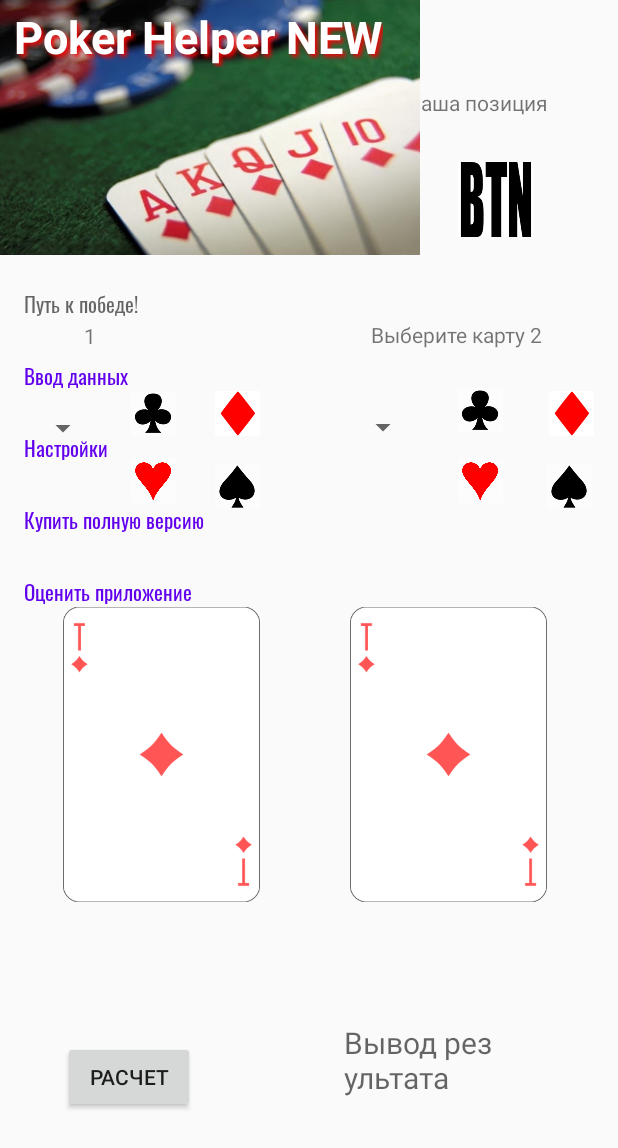
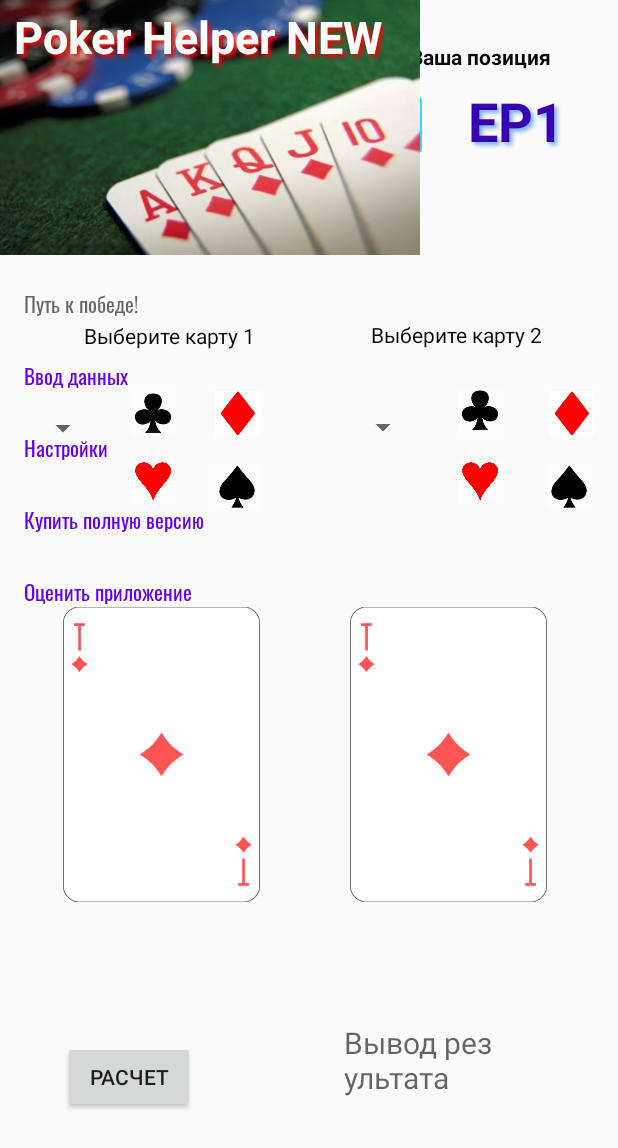
Before and after one commit to vovan55/poker_helper, an Android app: the screen it shows after launch (MainActivity), on a phone screen of 412 x 824 dp. Shown: the top 1148 px of the screen. Run offline under Robolectric (Android 15) with nearby library versions, the phone set to English and light mode, and no system bars; plain views replace FlowingDrawer, FlowingMenuLayout.

Commit message:
Как ты считаешь? какой спинер лучше выбрать?

```diff
--- a/app/src/main/java/com/pokerhelper/thebest/MainActivity.java
+++ b/app/src/main/java/com/pokerhelper/thebest/MainActivity.java
@@ -15,33 +15,33 @@ import android.widget.TextView;
 import android.widget.Toast;
 
 public class MainActivity extends AppCompatActivity implements NavItemSelectedListener{
-    TextView textCard1, textCard2;
+    TextView textCard1, textCard2, tvEnterBB, tvEnterPos;
     String[] card1 = {"2", "3", "4", "5", "6", "7", "8", "9", "T", "J", "Q", "K", "A"};
     String[] card2 = {"2", "3", "4", "5", "6", "7", "8", "9", "T", "J", "Q", "K", "A"};
     String[] big_blinds = {"1", "2", "3", "4", "5", "6", "7", "8", "9", "10", "11", "12", "13", "14", "15", "16", "17", "18", "19", "20"};
     String[] position = {"EP1", "EP2", "EP3", "MP1", "MP2", "HJ", "CO", "BTN", "SB"};
-    Spinner spBB, spPosition, spCard1, spCard2;
+    Spinner spBB, spPos, spCard1, spCard2;
+    ImageView tvCard1, tvCard2, iBtnClubs;
 
     @Override
     protected void onCreate(Bundle savedInstanceState) {
         super.onCreate(savedInstanceState);
         setContentView(R.layout.activity_main);
-        Spinner spBB = (Spinner) findViewById(R.id.spBB);
-        final TextView textCard1 = findViewById(R.id.textCard1);
-        final ImageView tvBB = findViewById(R.id.tvBB);
+
         init();
         setupMenu();
-        ArrayAdapter<String> adapter = new ArrayAdapter<String>(this, android.R.layout.simple_spinner_item, big_blinds);
-        adapter.setDropDownViewResource(android.R.layout.simple_spinner_dropdown_item);
-        spBB.setAdapter(adapter);
 
-        AdapterView.OnItemSelectedListener itemSelectedListener = new AdapterView.OnItemSelectedListener() {
+        ArrayAdapter<String> adapter_bb = new ArrayAdapter<String>(this, android.R.layout.simple_spinner_item, big_blinds);
+        adapter_bb.setDropDownViewResource(android.R.layout.simple_spinner_dropdown_item);
+        spBB.setAdapter(adapter_bb);
+
+        AdapterView.OnItemSelectedListener itemSelectedListener_bb = new AdapterView.OnItemSelectedListener() {
             @Override
             public void onItemSelected(AdapterView<?> parent, View view, int position, long id) {
 
                 // Получаем выбранный объект
                 String item = (String) parent.getItemAtPosition(position);
-                textCard1.setText(item);
+                //tvEnterBB.setText(item);
             }
 
             @Override
@@ -49,39 +49,58 @@ public class MainActivity extends AppCompatActivity implements NavItemSelectedLi
 
             }
         };
-        spBB.setOnItemSelectedListener(itemSelectedListener);
+        spBB.setOnItemSelectedListener(itemSelectedListener_bb);
+
+        ArrayAdapter<String> adapter_pos = new ArrayAdapter<String>(this, android.R.layout.simple_spinner_item, position);
+        adapter_pos.setDropDownViewResource(android.R.layout.simple_spinner_dropdown_item);
+        spPos.setAdapter(adapter_pos);
+
+        AdapterView.OnItemSelectedListener itemSelectedListener_pos = new AdapterView.OnItemSelectedListener() {
+            @Override
+            public void onItemSelected(AdapterView<?> parent, View view, int position, long id) {
+
+                // Получаем выбранный объект
+                String item = (String) parent.getItemAtPosition(position);
+                tvEnterPos.setText(item);
+            }
+
+            @Override
+            public void onNothingSelected(AdapterView<?> parent) {
+
+            }
+        };
+        spPos.setOnItemSelectedListener(itemSelectedListener_pos);
     }
 
-
     private void init()
-    {
-        TextView textCard1 = findViewById(R.id.textCard1);
-        TextView textCard2 = findViewById(R.id.textCard2);
+    {   spBB = (Spinner) findViewById(R.id.spBB);
+        spPos = (Spinner) findViewById(R.id.spPos);
+        //tvEnterBB = findViewById(R.id.tvEnterBB);
+        tvEnterPos = findViewById(R.id.tvEnterPos);
+        textCard1 = findViewById(R.id.textCard1);
+        textCard2 = findViewById(R.id.textCard2);
         ImageButton iBtnHearts = findViewById(R.id.iBtnHearts);
         ImageButton iBtnDiamonds = findViewById(R.id.iBtnDiamonds);
-        ImageButton iBtnClubs = findViewById(R.id.iBtnClubs);
+        iBtnClubs = findViewById(R.id.iBtnClubs);
         ImageButton iBtnSpades = findViewById(R.id.iBtnSpades);
         ImageButton iBtnHearts2 = findViewById(R.id.iBtnHearts2);
         ImageButton iBtnDiamonds2 = findViewById(R.id.iBtnDiamonds2);
         ImageButton iBtnClubs2 = findViewById(R.id.iBtnClubs2);
         ImageButton iBtnSpades2 = findViewById(R.id.iBtnSpades2);
-        ImageView tvBB = findViewById(R.id.tvBB);
-        ImageView tvPos = findViewById(R.id.tvPos);
         ImageView tvCard1 = findViewById(R.id.tvCard1);
         ImageView tvCard2 = findViewById(R.id.tvCard2);
         Button btnCalc = findViewById(R.id.btnCalc);
         TextView tvResult = findViewById(R.id.tvResult);
-        Spinner spBB = (Spinner) findViewById(R.id.spBB);
-        Spinner spPosition = findViewById(R.id.spPosition);
-        Spinner spCard1 = findViewById(R.id.spCard1);
-        Spinner spCard2 = findViewById(R.id.spCard2);
+        spBB = (Spinner) findViewById(R.id.spBB);
+        spPos = findViewById(R.id.spPos);
+        spCard1 = findViewById(R.id.spCard1);
+        spCard2 = findViewById(R.id.spCard2);
     }
 
 
     public void onClickClubs(View view)
     {
         Toast.makeText(this, "Зачем ты это нажал трефи?", Toast.LENGTH_SHORT).show();
-
     }
     public void onClickHearts(View view)
     {
--- /dev/null
+++ b/app/src/main/res/drawable-v24/ic_arrow_drop_down_24.xml
@@ -0,0 +1,10 @@
+<vector xmlns:android="http://schemas.android.com/apk/res/android"
+    android:width="24dp"
+    android:height="24dp"
+    android:viewportWidth="24"
+    android:viewportHeight="24"
+    android:tint="?attr/colorControlNormal">
+  <path
+      android:fillColor="@android:color/white"
+      android:pathData="M7,10l5,5 5,-5z"/>
+</vector>
--- /dev/null
+++ b/app/src/main/res/drawable-v24/spinner_background.xml
@@ -0,0 +1,28 @@
+<?xml version="1.0" encoding="utf-8"?>
+<selector xmlns:android="http://schemas.android.com/apk/res/android">
+    <item><layer-list>
+        <item>
+            <shape>
+                <solid
+                    android:color="@color/colorWhite">
+                </solid>
+
+                <corners android:radius="2dp" />
+
+                <padding
+                    android:bottom="10dp"
+                    android:left="10dp"
+                    android:right="10dp"
+                    android:top="10dp" />
+                <stroke
+                    android:width="2dp"
+                    android:color="@color/blue_shadow"/>
+            </shape>
+        </item>
+        <item
+            android:drawable="@drawable/ic_arrow_drop_down_24"
+            android:gravity="right">
+
+        </item>
+    </layer-list></item>
+</selector>
--- a/app/src/main/res/layout/main_content.xml
+++ b/app/src/main/res/layout/main_content.xml
@@ -85,56 +85,39 @@
         android:id="@+id/spCard2"
         android:layout_width="50dp"
         android:layout_height="50dp"
+        android:entries="@array/card_2"
         android:spinnerMode="dropdown"
         app:layout_constraintBottom_toBottomOf="parent"
         app:layout_constraintEnd_toEndOf="parent"
         app:layout_constraintHorizontal_bias="0.634"
         app:layout_constraintStart_toStartOf="parent"
         app:layout_constraintTop_toTopOf="parent"
-        app:layout_constraintVertical_bias="0.336"
-        android:entries="@array/card_2"/>
+        app:layout_constraintVertical_bias="0.336" />
 
     <Spinner
         android:id="@+id/spCard1"
         android:layout_width="50dp"
         android:layout_height="50dp"
+        android:entries="@array/card_1"
         android:spinnerMode="dropdown"
         app:layout_constraintBottom_toBottomOf="parent"
         app:layout_constraintEnd_toEndOf="parent"
         app:layout_constraintHorizontal_bias="0.044"
         app:layout_constraintStart_toStartOf="parent"
         app:layout_constraintTop_toTopOf="parent"
-        app:layout_constraintVertical_bias="0.337"
-        android:entries="@array/card_1"/>
+        app:layout_constraintVertical_bias="0.337" />
 
     <Spinner
         android:id="@+id/spBB"
-        android:layout_width="50dp"
-        android:layout_height="50dp"
-        android:layout_marginStart="16dp"
-        android:layout_marginTop="16dp"
+        android:layout_width="75dp"
+        android:layout_height="45dp"
+        android:layout_marginStart="72dp"
+        android:layout_marginTop="56dp"
+        android:background="@drawable/spinner_background"
         android:entries="@array/big_blinds"
         android:spinnerMode="dropdown"
-        app:layout_constraintBottom_toBottomOf="parent"
-        app:layout_constraintEnd_toEndOf="parent"
-        app:layout_constraintHorizontal_bias="0.0"
         app:layout_constraintStart_toStartOf="parent"
-        app:layout_constraintTop_toBottomOf="@+id/tvEnterBB"
-        app:layout_constraintVertical_bias="0.001" />
-
-    <Spinner
-        android:id="@+id/spPosition"
-        android:layout_width="50dp"
-        android:layout_height="50dp"
-        android:layout_marginTop="8dp"
-        android:spinnerMode="dropdown"
-        app:layout_constraintBottom_toBottomOf="parent"
-        app:layout_constraintEnd_toEndOf="parent"
-        app:layout_constraintHorizontal_bias="0.634"
-        app:layout_constraintStart_toStartOf="parent"
-        app:layout_constraintTop_toBottomOf="@+id/tvPosition"
-        app:layout_constraintVertical_bias="0.014"
-        android:entries="@array/position" />
+        app:layout_constraintTop_toTopOf="parent" />
 
     <TextView
         android:id="@+id/tvResult"
@@ -150,17 +133,19 @@
         app:layout_constraintVertical_bias="0.904" />
 
     <TextView
-        android:id="@+id/tvEnterBB"
+        android:id="@+id/tvBB"
         android:layout_width="wrap_content"
         android:layout_height="wrap_content"
         android:layout_marginStart="16dp"
         android:text="@string/enterBB"
+        android:textColor="#090909"
+        android:textStyle="bold"
         app:layout_constraintBottom_toBottomOf="parent"
         app:layout_constraintEnd_toEndOf="parent"
-        app:layout_constraintHorizontal_bias="0.147"
+        app:layout_constraintHorizontal_bias="0.166"
         app:layout_constraintStart_toStartOf="parent"
         app:layout_constraintTop_toTopOf="parent"
-        app:layout_constraintVertical_bias="0.073" />
+        app:layout_constraintVertical_bias="0.035" />
 
     <TextView
         android:id="@+id/tvPosition"
@@ -168,12 +153,14 @@
         android:layout_height="wrap_content"
         android:layout_marginEnd="16dp"
         android:text="@string/enter_position"
+        android:textColor="#090909"
+        android:textStyle="bold"
         app:layout_constraintBottom_toBottomOf="parent"
         app:layout_constraintEnd_toEndOf="parent"
-        app:layout_constraintHorizontal_bias="0.899"
+        app:layout_constraintHorizontal_bias="0.906"
         app:layout_constraintStart_toStartOf="parent"
         app:layout_constraintTop_toTopOf="parent"
-        app:layout_constraintVertical_bias="0.073" />
+        app:layout_constraintVertical_bias="0.035" />
 
     <TextView
         android:id="@+id/textCard1"
@@ -181,6 +168,7 @@
         android:layout_height="wrap_content"
         android:layout_marginStart="56dp"
         android:text="@string/enter_card_1"
+        android:textColor="#090909"
         app:layout_constraintBottom_toBottomOf="parent"
         app:layout_constraintEnd_toStartOf="@+id/textCard2"
         app:layout_constraintHorizontal_bias="0.0"
@@ -193,6 +181,7 @@
         android:layout_width="120dp"
         android:layout_height="wrap_content"
         android:text="@string/enter_card_2"
+        android:textColor="#090909"
         app:layout_constraintBottom_toBottomOf="parent"
         app:layout_constraintEnd_toEndOf="parent"
         app:layout_constraintHorizontal_bias="0.848"
@@ -247,30 +236,6 @@
         app:srcCompat="@drawable/hearts" />
 
     <ImageView
-        android:id="@+id/tvBB"
-        android:layout_width="50dp"
-        android:layout_height="70dp"
-        app:layout_constraintBottom_toBottomOf="parent"
-        app:layout_constraintEnd_toEndOf="parent"
-        app:layout_constraintHorizontal_bias="0.24"
-        app:layout_constraintStart_toStartOf="parent"
-        app:layout_constraintTop_toTopOf="parent"
-        app:layout_constraintVertical_bias="0.13"
-        app:srcCompat="@drawable/bb" />
-
-    <ImageView
-        android:id="@+id/tvPos"
-        android:layout_width="50dp"
-        android:layout_height="70dp"
-        app:layout_constraintBottom_toBottomOf="parent"
-        app:layout_constraintEnd_toEndOf="parent"
-        app:layout_constraintHorizontal_bias="0.844"
-        app:layout_constraintStart_toStartOf="parent"
-        app:layout_constraintTop_toTopOf="parent"
-        app:layout_constraintVertical_bias="0.13"
-        app:srcCompat="@drawable/btn" />
-
-    <ImageView
         android:id="@+id/tvCard1"
         android:layout_width="131dp"
         android:layout_height="210dp"
@@ -309,4 +274,31 @@
         app:layout_constraintTop_toTopOf="parent"
         app:layout_constraintVertical_bias="0.894" />
 
+    <TextView
+        android:id="@+id/tvEnterPos"
+        android:layout_width="84dp"
+        android:layout_height="49dp"
+        android:layout_marginTop="56dp"
+        android:layout_marginEnd="16dp"
+        android:shadowColor="#77B2E3"
+        android:shadowDx="3"
+        android:shadowDy="3"
+        android:shadowRadius="3"
+        android:textColor="@color/colorPrimaryDark"
+        android:textSize="36sp"
+        android:textStyle="bold"
+        app:layout_constraintEnd_toEndOf="parent"
+        app:layout_constraintTop_toTopOf="parent" />
+
+    <Spinner
+        android:id="@+id/spPos"
+        android:layout_width="43dp"
+        android:layout_height="38dp"
+        android:layout_marginTop="64dp"
+        android:background="@drawable/spinner_background"
+        app:layout_constraintEnd_toEndOf="parent"
+        app:layout_constraintHorizontal_bias="0.645"
+        app:layout_constraintStart_toStartOf="parent"
+        app:layout_constraintTop_toTopOf="parent" />
+
 </androidx.constraintlayout.widget.ConstraintLayout>
--- a/app/src/main/res/values/colors.xml
+++ b/app/src/main/res/values/colors.xml
@@ -4,4 +4,7 @@
     <color name="colorPrimaryDark">#3700B3</color>
     <color name="colorAccent">#03DAC5</color>
     <color name="name_color">#97EC35</color>
+    <color name="blue_shadow">#36D8F4</color>
+    <color name="colorWhite">#FAF8F8</color>
+    <color name="Black">#0E0D0D</color>
 </resources>
```
